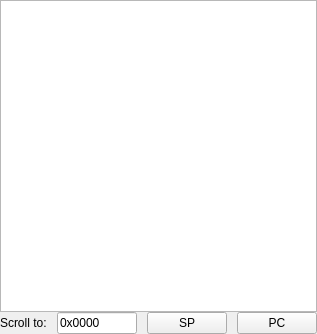
This is pep9common/memorydumppane.ui in StanWarford/pep9suite as Qt 5 draws it before an edit. The edited form follows.
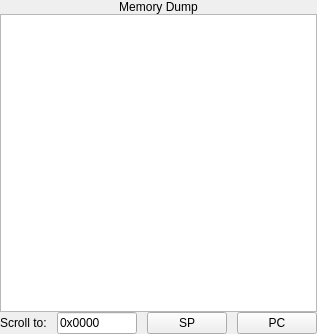
This is the edited form.

Patch:
```diff
--- a/pep9common/memorydumppane.ui
+++ b/pep9common/memorydumppane.ui
@@ -53,6 +53,83 @@
    <property name="bottomMargin">
     <number>0</number>
    </property>
+   <item>
+    <widget class="QLabel" name="label">
+     <property name="palette">
+      <palette>
+       <active>
+        <colorrole role="Base">
+         <brush brushstyle="SolidPattern">
+          <color alpha="255">
+           <red>255</red>
+           <green>255</green>
+           <blue>255</blue>
+          </color>
+         </brush>
+        </colorrole>
+        <colorrole role="Window">
+         <brush brushstyle="SolidPattern">
+          <color alpha="255">
+           <red>104</red>
+           <green>173</green>
+           <blue>245</blue>
+          </color>
+         </brush>
+        </colorrole>
+       </active>
+       <inactive>
+        <colorrole role="Base">
+         <brush brushstyle="SolidPattern">
+          <color alpha="255">
+           <red>255</red>
+           <green>255</green>
+           <blue>255</blue>
+          </color>
+         </brush>
+        </colorrole>
+        <colorrole role="Window">
+         <brush brushstyle="SolidPattern">
+          <color alpha="255">
+           <red>104</red>
+           <green>173</green>
+           <blue>245</blue>
+          </color>
+         </brush>
+        </colorrole>
+       </inactive>
+       <disabled>
+        <colorrole role="Base">
+         <brush brushstyle="SolidPattern">
+          <color alpha="255">
+           <red>104</red>
+           <green>173</green>
+           <blue>245</blue>
+          </color>
+         </brush>
+        </colorrole>
+        <colorrole role="Window">
+         <brush brushstyle="SolidPattern">
+          <color alpha="255">
+           <red>104</red>
+           <green>173</green>
+           <blue>245</blue>
+          </color>
+         </brush>
+        </colorrole>
+       </disabled>
+      </palette>
+     </property>
+     <property name="text">
+      <string>Memory Dump</string>
+     </property>
+     <property name="textFormat">
+      <enum>Qt::AutoText</enum>
+     </property>
+     <property name="alignment">
+      <set>Qt::AlignCenter</set>
+     </property>
+    </widget>
+   </item>
    <item>
     <widget class="QTableView" name="tableView">
      <property name="minimumSize">
```
